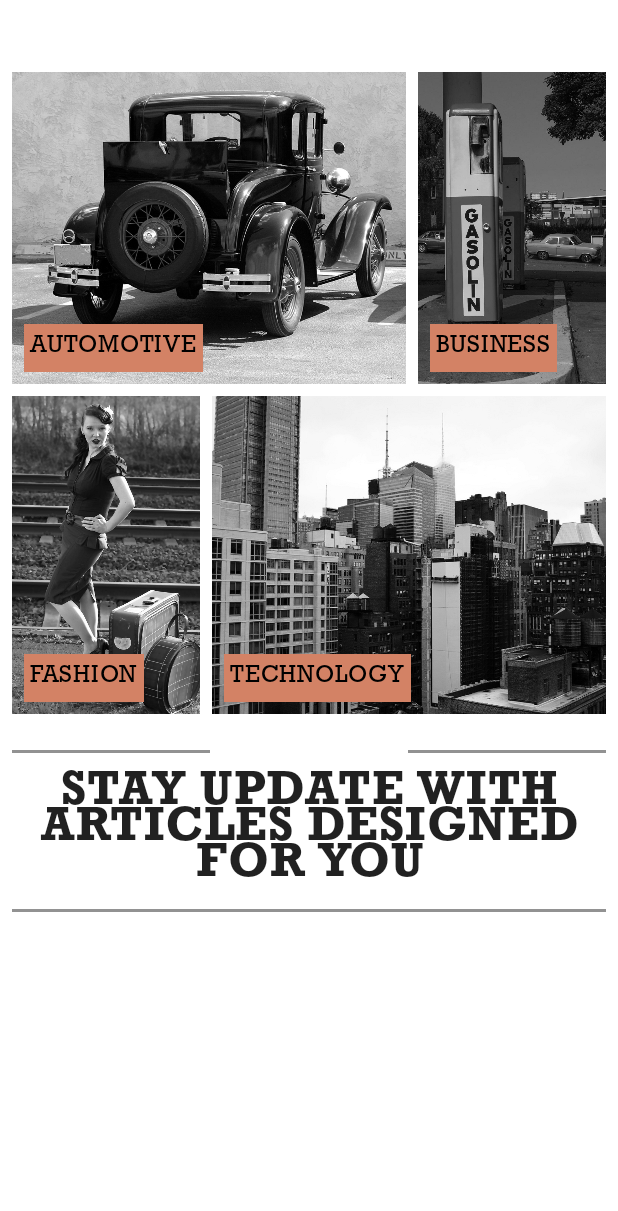
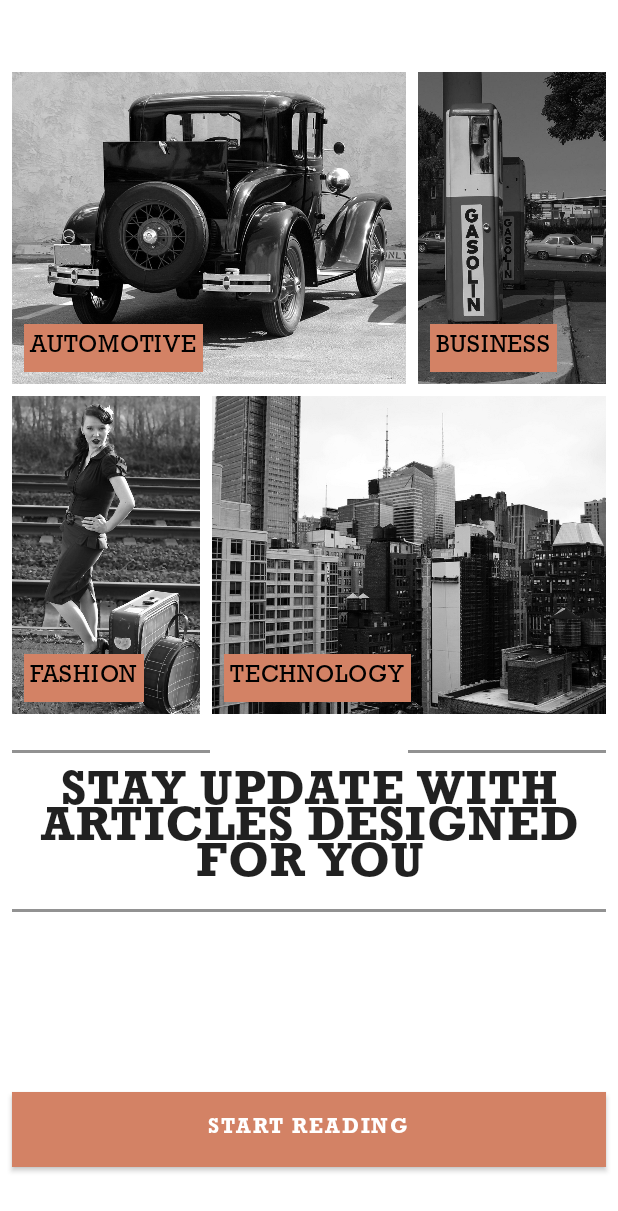
Before and after one commit to unaisulhadi/HeadLinesCompose, an Android app built with Jetpack Compose: the composable SplashScreen shown on its own in the app's theme, on a phone screen of 412 x 824 dp. Shown: the top 1211 px of the screen. Run offline under Robolectric (Android 15) with nearby library versions, the phone set to English and light mode, and no system bars; Roboto replaces fonts that are not available here.

Commit message:
Completed Splash Screen designs.

```diff
--- a/app/src/main/java/com/hadi/headlinescompose/presentation/ui/screen/intro/SplashScreen.kt
+++ b/app/src/main/java/com/hadi/headlinescompose/presentation/ui/screen/intro/SplashScreen.kt
@@ -1,15 +1,16 @@
 package com.hadi.headlinescompose.presentation.ui.screen.intro
 
-import androidx.compose.foundation.Image
 import androidx.compose.foundation.background
 import androidx.compose.foundation.layout.*
-import androidx.compose.material.MaterialTheme
+import androidx.compose.foundation.shape.RoundedCornerShape
+import androidx.compose.material.Button
+import androidx.compose.material.ButtonDefaults
 import androidx.compose.material.Text
 import androidx.compose.runtime.Composable
-import androidx.compose.ui.Alignment
 import androidx.compose.ui.Modifier
+import androidx.compose.ui.draw.clip
 import androidx.compose.ui.graphics.Color
-import androidx.compose.ui.layout.ContentScale
+import androidx.compose.ui.graphics.RectangleShape
 import androidx.compose.ui.res.painterResource
 import androidx.compose.ui.res.stringResource
 import androidx.compose.ui.text.font.FontWeight
@@ -101,7 +102,8 @@ fun SplashScreen() {
         }
 
         Text(
-            modifier = Modifier.fillMaxWidth()
+            modifier = Modifier
+                .fillMaxWidth()
                 .padding(horizontal = 8.dp, vertical = 12.dp),
             text = stringResource(id = R.string.splash_desc),
             fontFamily = RockWell,
@@ -117,6 +119,24 @@ fun SplashScreen() {
             .background(Grey)
         )
 
+        Button(
+            modifier = Modifier
+                .fillMaxWidth()
+                .padding(top = 120.dp, start = 8.dp, end = 8.dp)
+                .height(50.dp),
+            colors = ButtonDefaults.buttonColors(
+                backgroundColor = PrimaryRed
+            ),
+            shape = RectangleShape,
+            onClick = { }) {
+            Text(
+                text = stringResource(R.string.start_reading),
+                fontFamily = RockWell,
+                fontWeight = FontWeight.Bold,
+                color = Color.White
+            )
+        }
+
     }
 
 
--- a/app/src/main/res/values/strings.xml
+++ b/app/src/main/res/values/strings.xml
@@ -1,4 +1,5 @@
 <resources>
     <string name="app_name">HeadLines</string>
     <string name="splash_desc">STAY UPDATE WITH\nARTICLES DESIGNED\nFOR YOU</string>
+    <string name="start_reading">START READING</string>
 </resources>
```
